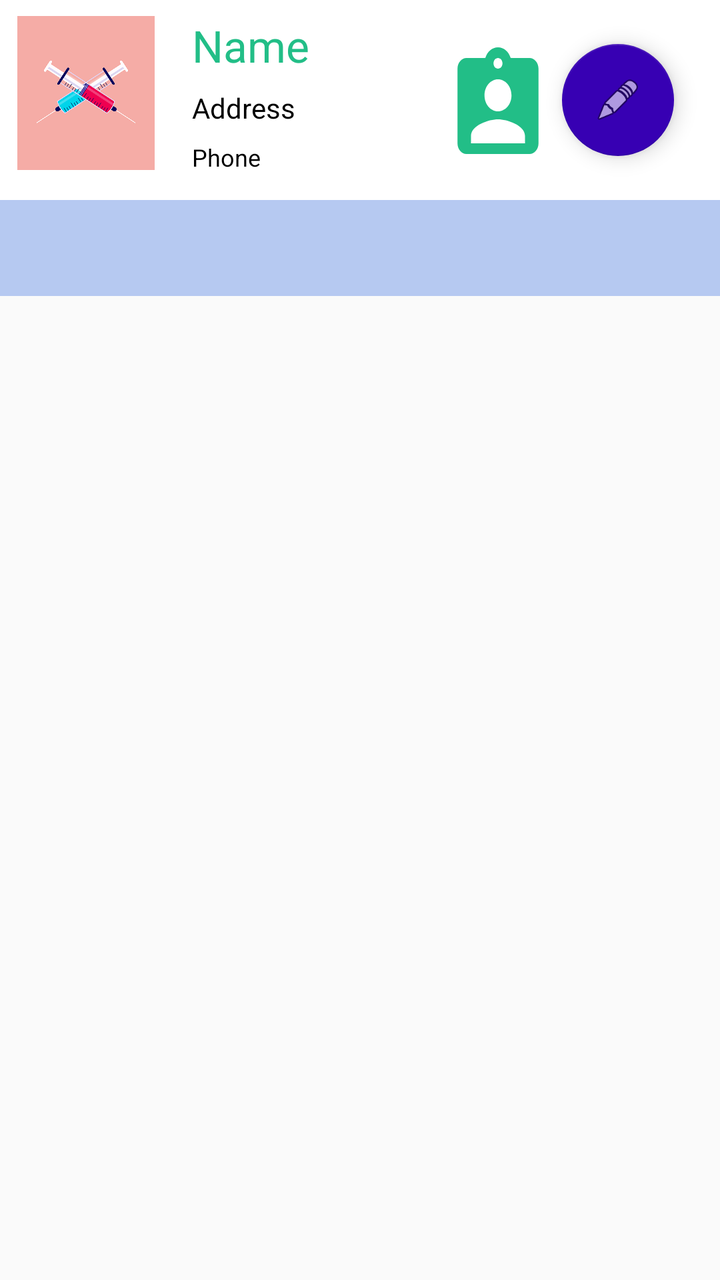
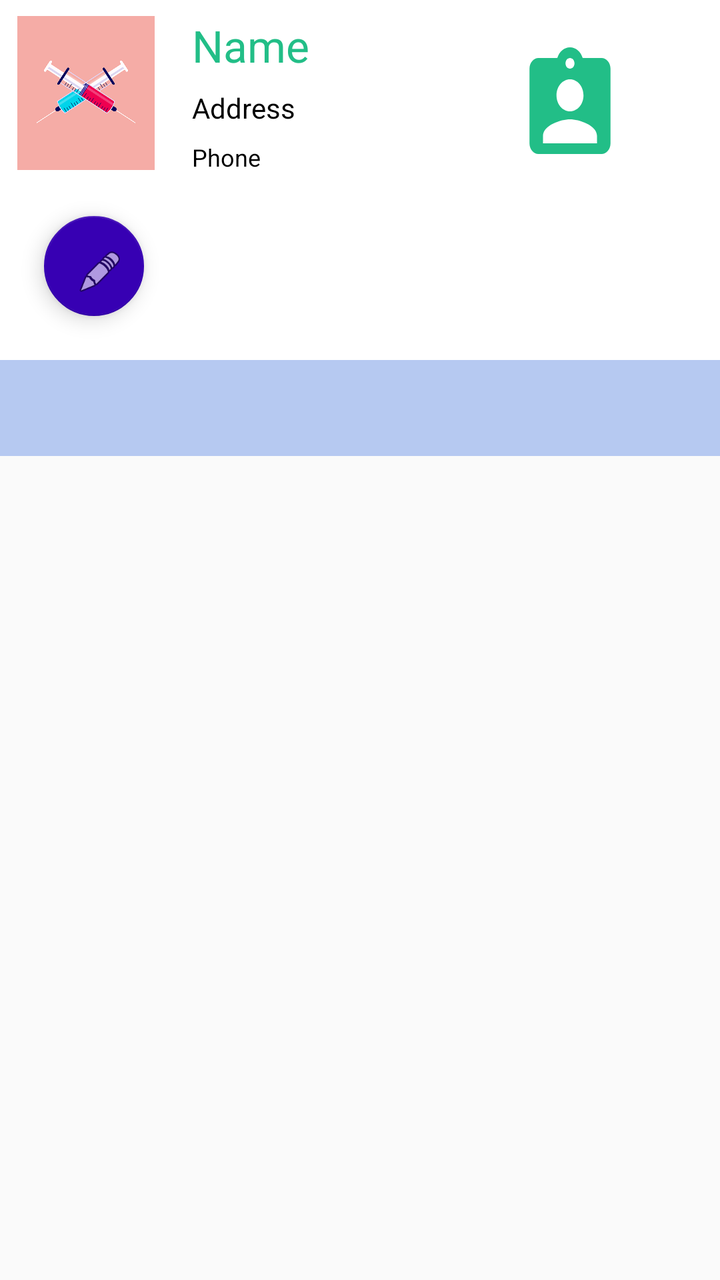

Compare the two renders of this Android layout. The source of the first and the diff that turns it into the second are given below.
<!-- AndroidManifest.xml: application theme Theme.AppCompat.Light.NoActionBar -->
<!-- res/layout/activity_dossier_medical.xml -->
<?xml version="1.0" encoding="utf-8"?>
<LinearLayout xmlns:android="http://schemas.android.com/apk/res/android"
    xmlns:app="http://schemas.android.com/apk/res-auto"
    android:layout_width="match_parent"
    android:layout_height="match_parent"
    xmlns:tools="http://schemas.android.com/tools"
    android:orientation="vertical"
    tools:context=".DossierMedical"
    >

    <RelativeLayout
        android:layout_width="match_parent"
        android:layout_height="wrap_content"
        android:background="@color/cardview_light_background"
        android:padding="8dp">
        <ImageView
            android:id="@+id/imageView2"
            android:layout_width="70dp"
            android:layout_height="77dp"
            app:srcCompat="@drawable/doctor" />
        <TextView
            android:id="@+id/patient_address"
            android:layout_width="wrap_content"
            android:layout_height="wrap_content"
            android:layout_below="@id/patient_name"
            android:layout_alignParentStart="true"
            android:layout_alignParentLeft="true"
            android:layout_marginStart="88dp"
            android:layout_marginLeft="88dp"
            android:layout_marginTop="7dp"
            android:text="Address"
            android:textColor="#000000" />

        <TextView
            android:id="@+id/phone_number"
            android:layout_width="wrap_content"
            android:layout_height="wrap_content"
            android:layout_below="@id/patient_address"
            android:layout_alignParentStart="true"
            android:layout_alignParentLeft="true"
            android:layout_marginStart="88dp"
            android:layout_marginLeft="88dp"
            android:layout_marginTop="7dp"
            android:text="Phone"
            android:textColor="#000000"
            android:textSize="12dp" />

        <TextView
            android:id="@+id/patient_name"
            android:layout_width="wrap_content"
            android:layout_height="wrap_content"
            android:layout_alignParentStart="true"
            android:layout_alignParentLeft="true"
            android:layout_marginStart="88dp"
            android:layout_marginLeft="96dp"
            android:maxLines="1"
            android:text="Name"
            android:textAppearance="@style/TextAppearance.AppCompat.Large"
            android:textColor="#22BE87" />

        <com.google.android.material.floatingactionbutton.FloatingActionButton
            android:id="@+id/floatingActionButton"
            android:layout_width="wrap_content"
            android:layout_height="wrap_content"
            android:layout_alignParentEnd="true"
            android:layout_alignParentRight="true"
            android:layout_gravity="bottom|end"
            android:layout_marginStart="14dp"
            android:layout_marginLeft="14dp"
            android:layout_marginTop="14dp"
            android:layout_marginEnd="15dp"
            android:layout_marginRight="15dp"
            android:layout_marginBottom="14dp"
            android:clickable="true"
            android:scaleType="center"
            app:backgroundTint="@color/colorPrimaryDark"
            app:srcCompat="@android:drawable/ic_menu_edit" />

        <Button
            android:id="@+id/infobtn"
            android:layout_width="54dp"
            android:layout_height="64dp"
            android:layout_alignParentEnd="true"
            android:layout_alignParentRight="true"
            android:layout_gravity="bottom|end"
            android:layout_marginStart="14dp"
            android:layout_marginLeft="14dp"
            android:layout_marginTop="13dp"
            android:layout_marginEnd="76dp"
            android:layout_marginRight="76dp"
            android:background="@drawable/ic_assignment_ind_black_24dp"
            android:clickable="true"
            android:scaleType="center" />


    </RelativeLayout>
    <RelativeLayout
        android:layout_width="match_parent"
        android:layout_height="wrap_content"/>
    
    <com.google.android.material.tabs.TabLayout
        android:id="@+id/activity_main_tabs"
        android:layout_width="match_parent"
        android:layout_height="wrap_content"
        android:background="#B6C9F1"
        app:tabIndicatorColor="@color/colorPrimary"
        app:tabTextColor="#D4E0F8"
        app:tabSelectedTextColor="#fff"/>


    <androidx.viewpager.widget.ViewPager
        android:id="@+id/ViewPagerDossier"
        android:layout_width="match_parent"
        android:layout_height="fill_parent">


    </androidx.viewpager.widget.ViewPager>
    <com.google.android.material.floatingactionbutton.FloatingActionButton
        android:id="@+id/floatingActionButton3"
        android:layout_width="wrap_content"
        android:layout_height="wrap_content"
        android:layout_alignParentEnd="true"
        android:layout_alignParentRight="true"
        android:layout_gravity="bottom|end"
        android:layout_margin="14dp"
        android:layout_marginEnd="54dp"
        android:layout_marginRight="54dp"
        android:clickable="true"
        android:scaleType="center"
        app:backgroundTint="#F4F3F3"
        app:srcCompat="@android:drawable/ic_menu_edit" />

</LinearLayout>
<!-- resources referenced by this layout -->
<resources>
  <color name="colorPrimary">#6200EE</color>
  <color name="colorPrimaryDark">#3700B3</color>
  <!-- drawable doctor: jpg bitmap (drawable, 85340 bytes) -->
  <!-- drawable ic_assignment_ind_black_24dp (drawable) -->
  <vector android:height="24dp" android:tint="#22BE87"
      android:viewportHeight="24.0" android:viewportWidth="24.0"
      android:width="24dp" xmlns:android="http://schemas.android.com/apk/res/android">
      <path android:fillColor="#FF000000" android:pathData="M19,3h-4.18C14.4,1.84 13.3,1 12,1c-1.3,0 -2.4,0.84 -2.82,2L5,3c-1.1,0 -2,0.9 -2,2v14c0,1.1 0.9,2 2,2h14c1.1,0 2,-0.9 2,-2L21,5c0,-1.1 -0.9,-2 -2,-2zM12,3c0.55,0 1,0.45 1,1s-0.45,1 -1,1 -1,-0.45 -1,-1 0.45,-1 1,-1zM12,7c1.66,0 3,1.34 3,3s-1.34,3 -3,3 -3,-1.34 -3,-3 1.34,-3 3,-3zM18,19L6,19v-1.4c0,-2 4,-3.1 6,-3.1s6,1.1 6,3.1L18,19z"/>
  </vector>
</resources>

<!-- the commit's change to res/layout/activity_dossier_medical.xml (unified diff, before → after) -->
@@ -10,14 +10,16 @@
 
     <RelativeLayout
         android:layout_width="match_parent"
-        android:layout_height="wrap_content"
+        android:layout_height="180dp"
         android:background="@color/cardview_light_background"
         android:padding="8dp">
+
         <ImageView
             android:id="@+id/imageView2"
             android:layout_width="70dp"
             android:layout_height="77dp"
             app:srcCompat="@drawable/doctor" />
+
         <TextView
             android:id="@+id/patient_address"
             android:layout_width="wrap_content"
@@ -58,24 +60,6 @@
             android:textAppearance="@style/TextAppearance.AppCompat.Large"
             android:textColor="#22BE87" />
 
-        <com.google.android.material.floatingactionbutton.FloatingActionButton
-            android:id="@+id/floatingActionButton"
-            android:layout_width="wrap_content"
-            android:layout_height="wrap_content"
-            android:layout_alignParentEnd="true"
-            android:layout_alignParentRight="true"
-            android:layout_gravity="bottom|end"
-            android:layout_marginStart="14dp"
-            android:layout_marginLeft="14dp"
-            android:layout_marginTop="14dp"
-            android:layout_marginEnd="15dp"
-            android:layout_marginRight="15dp"
-            android:layout_marginBottom="14dp"
-            android:clickable="true"
-            android:scaleType="center"
-            app:backgroundTint="@color/colorPrimaryDark"
-            app:srcCompat="@android:drawable/ic_menu_edit" />
-
         <Button
             android:id="@+id/infobtn"
             android:layout_width="54dp"
@@ -86,11 +70,26 @@
             android:layout_marginStart="14dp"
             android:layout_marginLeft="14dp"
             android:layout_marginTop="13dp"
-            android:layout_marginEnd="76dp"
-            android:layout_marginRight="76dp"
+            android:layout_marginEnd="40dp"
+            android:layout_marginRight="40dp"
             android:background="@drawable/ic_assignment_ind_black_24dp"
             android:clickable="true"
             android:scaleType="center" />
+
+        <com.google.android.material.floatingactionbutton.FloatingActionButton
+            android:id="@+id/floatingActionButton"
+            android:layout_width="wrap_content"
+            android:layout_height="wrap_content"
+            android:layout_marginStart="14dp"
+            android:layout_marginLeft="14dp"
+            android:layout_marginTop="100dp"
+            android:layout_marginEnd="165dp"
+            android:layout_marginRight="15dp"
+            android:layout_marginBottom="14dp"
+            android:clickable="true"
+            android:scaleType="center"
+            app:backgroundTint="@color/colorPrimaryDark"
+            app:srcCompat="@android:drawable/ic_menu_edit" />
 
 
     </RelativeLayout>
@@ -98,14 +97,6 @@
         android:layout_width="match_parent"
         android:layout_height="wrap_content"/>
     
-    <com.google.android.material.tabs.TabLayout
-        android:id="@+id/activity_main_tabs"
-        android:layout_width="match_parent"
-        android:layout_height="wrap_content"
-        android:background="#B6C9F1"
-        app:tabIndicatorColor="@color/colorPrimary"
-        app:tabTextColor="#D4E0F8"
-        app:tabSelectedTextColor="#fff"/>
 
 
     <androidx.viewpager.widget.ViewPager
@@ -114,7 +105,17 @@
         android:layout_height="fill_parent">
 
 
+        <com.google.android.material.tabs.TabLayout
+            android:id="@+id/activity_main_tabs"
+            android:layout_width="match_parent"
+            android:layout_height="wrap_content"
+            android:background="#B6C9F1"
+            app:tabIndicatorColor="@color/colorPrimary"
+            app:tabSelectedTextColor="#fff"
+            app:tabTextColor="#D4E0F8" />
+
     </androidx.viewpager.widget.ViewPager>
+
     <com.google.android.material.floatingactionbutton.FloatingActionButton
         android:id="@+id/floatingActionButton3"
         android:layout_width="wrap_content"
